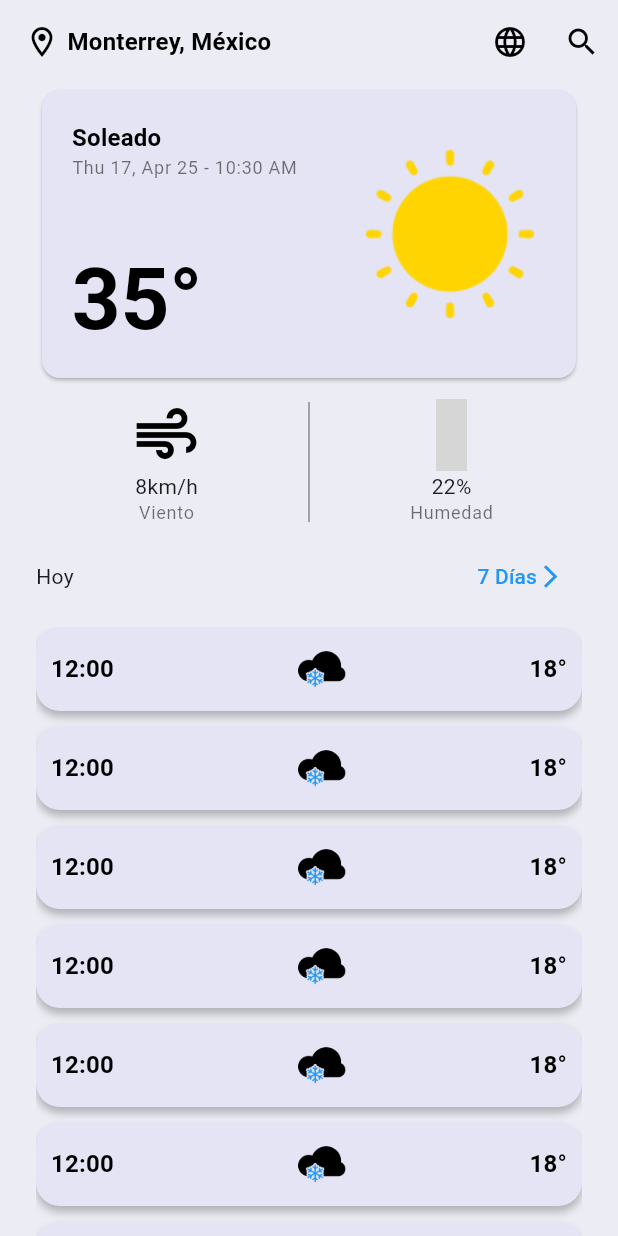
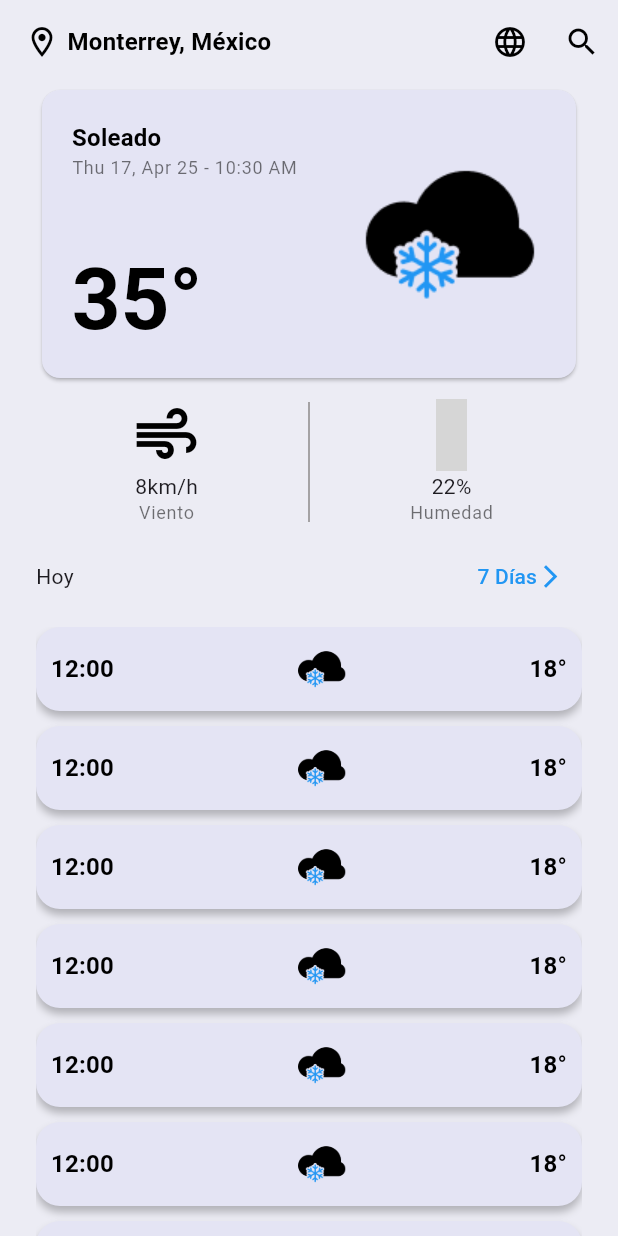
Before and after one commit to IsselCode/weather-app, a Flutter app: the screen it shows after launch, on a phone screen of 412 x 824 dp. Run offline on Flutter 3.47's test engine with Material 3 defaults, Android fonts, the phone set to English and light mode, and no system bars; our stand-ins replace dartz, gap, google_fonts; missing offline and left inert: flutter_material_symbols; grey boxes are pictures that could not be loaded.

Commit message:
Get Weather Icon With Enum Util

```diff
--- /dev/null
+++ b/lib/core/app/enums.dart
@@ -0,0 +1,9 @@
+enum WeatherIconEnum {
+
+  sunny,
+  partlyCloudy,
+  rainy,
+  snowy,
+  rainThunder
+
+}
--- /dev/null
+++ b/lib/core/utils/get_weather_icon_util.dart
@@ -0,0 +1,52 @@
+
+import 'package:dartz/dartz.dart';
+
+import '../app/consts.dart';
+import '../app/enums.dart';
+import '../app/failures.dart';
+
+Either<AppError, WeatherIconEnum> getWeatherEnumIconWithCodeUtil(code) {
+
+  if (code == 1000) return Right(WeatherIconEnum.sunny);
+
+  if ([1003, 1006, 1009, 1030, 1135, 1147].contains(code)) return Right(WeatherIconEnum.partlyCloudy);
+
+  if ((code >= 1063 && code <= 1201) || (code >= 1240 && code <= 1246) || (code >= 1261 && code <= 1264)) {
+    return Right(WeatherIconEnum.rainy);
+  }
+
+  if ((code >= 1066 && code <= 1225) || (code >= 1255 && code <= 1258)) {
+    return Right(WeatherIconEnum.snowy);
+  }
+
+  if ([1087, 1273, 1276, 1279, 1282].contains(code)) {
+    return Right(WeatherIconEnum.rainThunder);
+  }
+
+  return Left(UtilError(message: "Icono no identificado"));
+
+}
+
+Either<AppError, String> getWeatherIconWithEnumUtil({required WeatherIconEnum iconEnum, required bool isDark}) {
+
+  try {
+
+    switch (iconEnum) {
+
+      case WeatherIconEnum.sunny:
+        return Right(WeatherIcons.sunny);
+      case WeatherIconEnum.partlyCloudy:
+        return Right(isDark ? WeatherIcons.partlyCloudyLight : WeatherIcons.partlyCloudyDark);
+      case WeatherIconEnum.rainy:
+        return Right(isDark ? WeatherIcons.rainyLight : WeatherIcons.rainyDark);
+      case WeatherIconEnum.snowy:
+        return Right(isDark ? WeatherIcons.snowyLight : WeatherIcons.snowyDark);
+      case WeatherIconEnum.rainThunder:
+        return Right(isDark ? WeatherIcons.rainThunderLight : WeatherIcons.rainThunderDark);
+    }
+
+  } catch (e) {
+    return Left(UtilError(message: "Error desconocido"));
+  }
+
+}
--- a/lib/main.dart
+++ b/lib/main.dart
@@ -18,7 +18,7 @@ class MyApp extends StatelessWidget {
 
     return MultiProvider(
       providers: [
-        Provider<NavigationService>.value(value: NavigationService(),)
+        Provider<NavigationService>.value(value: NavigationService())
       ],
       child: Consumer<NavigationService>(
         builder: (context, navigationService, child) {
--- a/lib/src/views/current_view.dart
+++ b/lib/src/views/current_view.dart
@@ -5,10 +5,13 @@ import 'package:intl/intl.dart';
 import 'package:provider/provider.dart';
 import 'package:weather_app/core/app/consts.dart';
 import 'package:weather_app/core/services/navigation_service.dart';
+import 'package:weather_app/core/utils/get_weather_icon_util.dart';
 import 'package:weather_app/src/clean_features/widgets/current_weather_extra_info_widget.dart';
 import 'package:weather_app/src/clean_features/widgets/current_weather_widget.dart';
 import 'package:weather_app/src/clean_features/widgets/weather_tile_widget.dart';
 import 'package:weather_app/src/views/forecast_view.dart';
+
+import '../../core/app/enums.dart';
 
 class CurrentView extends StatelessWidget {
   const CurrentView({super.key});
@@ -49,7 +52,13 @@ class CurrentView extends StatelessWidget {
               title: "Soleado",
               temperature: "35",
               date: DateTime.now(),
-              icon: "assets/weather_icons/Sunny.png"
+              icon: getWeatherIconWithEnumUtil(
+                iconEnum: WeatherIconEnum.snowy,
+                isDark: false
+              ).fold(
+                (l) => throw UnimplementedError(),
+                (r) => r,
+              )
             ),
 
             // Clima actual | Información extra
@@ -120,7 +129,7 @@ class CurrentView extends StatelessWidget {
   }
 
   void goToForecastView(BuildContext context) {
-
+   // todo: Navegar a Forecast View con un servicio
     NavigationService navigationService = context.read();
     navigationService.navigateTo(ForecastView());
   }
--- a/pubspec.yaml
+++ b/pubspec.yaml
@@ -39,6 +39,7 @@ dependencies:
   flutter_material_symbols: ^0.0.4
   google_fonts: ^6.2.1
   provider: ^6.1.4
+  dartz: ^0.10.1
 
 dev_dependencies:
   flutter_test:
```
Also changed, not shown: lib/core/app/failures.dart (added, +17 -0 lines), pubspec.lock.
